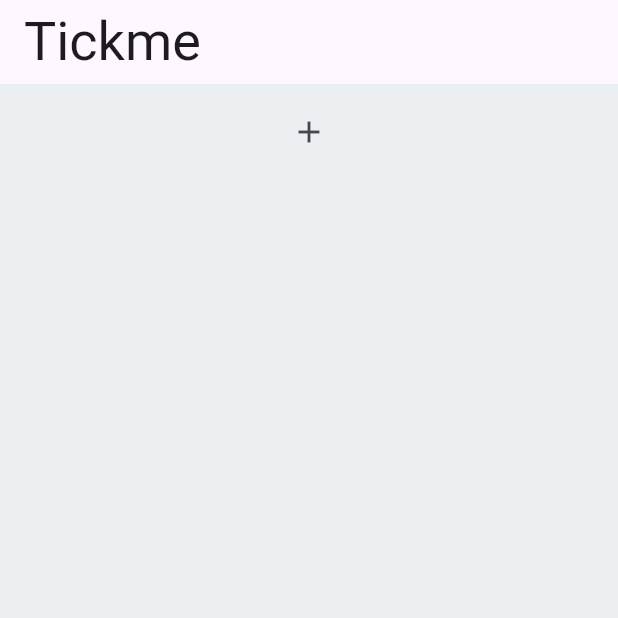
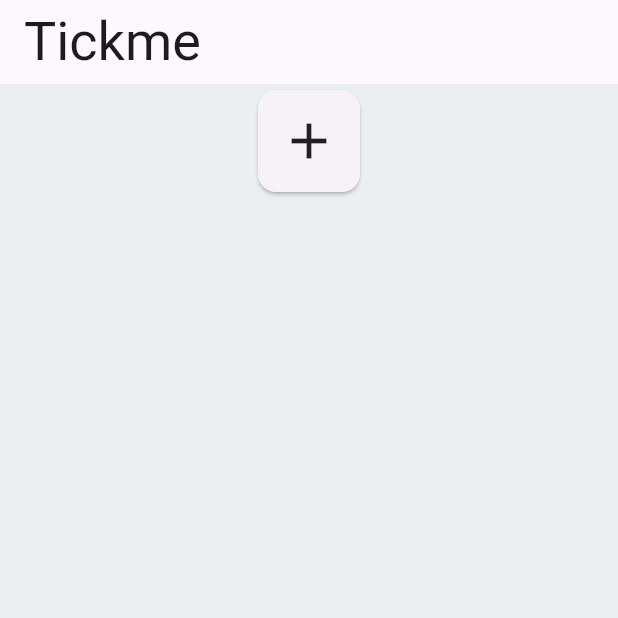
Before and after one commit to smaltravel/tickme, a Flutter app: the screen it shows after launch, on a phone screen of 412 x 824 dp, the top half of it. Run offline on Flutter 3.47's test engine with Material 3 defaults, Android fonts, the phone set to English and light mode, and no system bars; our stand-ins replace flutter_riverpod, go_router, hooks_riverpod, permission_handler, riverpod_annotation, shared_preferences and 1 more; accounts and stored records are empty; generated files the repository leaves out were written again.

Commit message:
updated grid design

```diff
--- a/lib/screens/home_screen.dart
+++ b/lib/screens/home_screen.dart
@@ -16,21 +16,14 @@ class TickTileHook extends HookConsumerWidget {
     final card = ref.watch(_tickCard);
     final activeTimer = ref.watch(activeTickProvider);
 
-    return SizedBox(
-      width: MediaQuery.of(context).size.width / 3 - 11.0,
-      height: 100.0,
+    return InkWell(
+      onTap: () => _startStopTimer(ref, card, activeTimer),
+      onLongPress: () => _showEditCategoryDialog(context, ref, card),
       child: Card(
         child: Center(
-          child: InkWell(
-            onTap: () => _startStopTimer(ref, card, activeTimer),
-            onLongPress: () => _showEditCategoryDialog(context, ref, card),
-            child: Text(
-              card.name,
-              style: const TextStyle(
-                fontSize: 20.0,
-                color: Colors.black,
-              ),
-            ),
+          child: Text(
+            card.name,
+            style: TextTheme.of(context).titleMedium,
           ),
         ),
       ),
@@ -113,7 +106,10 @@ class ElapsedTimeWidget extends ConsumerWidget {
           mainAxisSize: MainAxisSize.min,
           children: <Widget>[
             ListTile(
-              title: const Text('Active Timer'),
+              title: Text(
+                'Active Timer',
+                style: TextTheme.of(context).headlineMedium,
+              ),
               subtitle: Text(categoryName),
             ),
             Center(
@@ -146,44 +142,17 @@ class ElapsedTimeWidget extends ConsumerWidget {
   }
 }
 
-class HomeScreen extends ConsumerWidget {
-  static const routeName = '/home';
-
-  const HomeScreen({super.key});
+class AddTickCategoryButton extends ConsumerWidget {
+  const AddTickCategoryButton({super.key});
 
   @override
   Widget build(BuildContext context, WidgetRef ref) {
-    final ticks = ref.watch(tickCategoriesProvider);
-    final activeTimer = ref.watch(activeTickProvider);
-
-    return Container(
-      padding: const EdgeInsets.all(8.0),
-      child: Column(
-        mainAxisAlignment: MainAxisAlignment.start,
-        spacing: 8.0,
-        children: [
-          if (activeTimer != null)
-            ElapsedTimeWidget(
-                categoryName: ticks
-                    .singleWhere((t) => t.id == activeTimer.categoryId)
-                    .name),
-          Wrap(
-            alignment: WrapAlignment.center,
-            spacing: 8.0,
-            children: [
-              ...ticks.map(
-                (tick) => ProviderScope(
-                  overrides: [_tickCard.overrideWithValue(tick)],
-                  child: const TickTileHook(),
-                ),
-              ),
-              IconButton(
-                icon: const Icon(Icons.add),
-                onPressed: () => _showNewCategoryDialog(context, ref),
-              ),
-            ],
-          ),
-        ],
+    return InkWell(
+      onTap: () => _showNewCategoryDialog(context, ref),
+      child: const Card(
+        child: Center(
+          child: Icon(Icons.add, size: 40.0),
+        ),
       ),
     );
   }
@@ -224,3 +193,55 @@ class HomeScreen extends ConsumerWidget {
     );
   }
 }
+
+class HomeScreen extends ConsumerWidget {
+  static const routeName = '/home';
+  static const double _runSpacing = 8.0;
+  static const double _spacing = 4.0;
+  static const int _columns = 5;
+
+  const HomeScreen({super.key});
+
+  @override
+  Widget build(BuildContext context, WidgetRef ref) {
+    final ticks = ref.watch(tickCategoriesProvider);
+    final activeTimer = ref.watch(activeTickProvider);
+    final width =
+        (MediaQuery.of(context).size.width - _runSpacing * (_columns - 1)) /
+            _columns;
+
+    return Column(
+      mainAxisAlignment: MainAxisAlignment.start,
+      spacing: 8.0,
+      children: [
+        if (activeTimer != null)
+          ElapsedTimeWidget(
+              categoryName: ticks
+                  .singleWhere((t) => t.id == activeTimer.categoryId)
+                  .name),
+        SingleChildScrollView(
+          child: Wrap(
+            runSpacing: _runSpacing,
+            spacing: _spacing,
+            alignment: WrapAlignment.center,
+            children: [
+              ...ticks.map((t) => SizedBox(
+                    width: width,
+                    height: width,
+                    child: ProviderScope(
+                      overrides: [_tickCard.overrideWithValue(t)],
+                      child: const TickTileHook(),
+                    ),
+                  )),
+              SizedBox(
+                width: width,
+                height: width,
+                child: const AddTickCategoryButton(),
+              ),
+            ],
+          ),
+        ),
+      ],
+    );
+  }
+}
```
